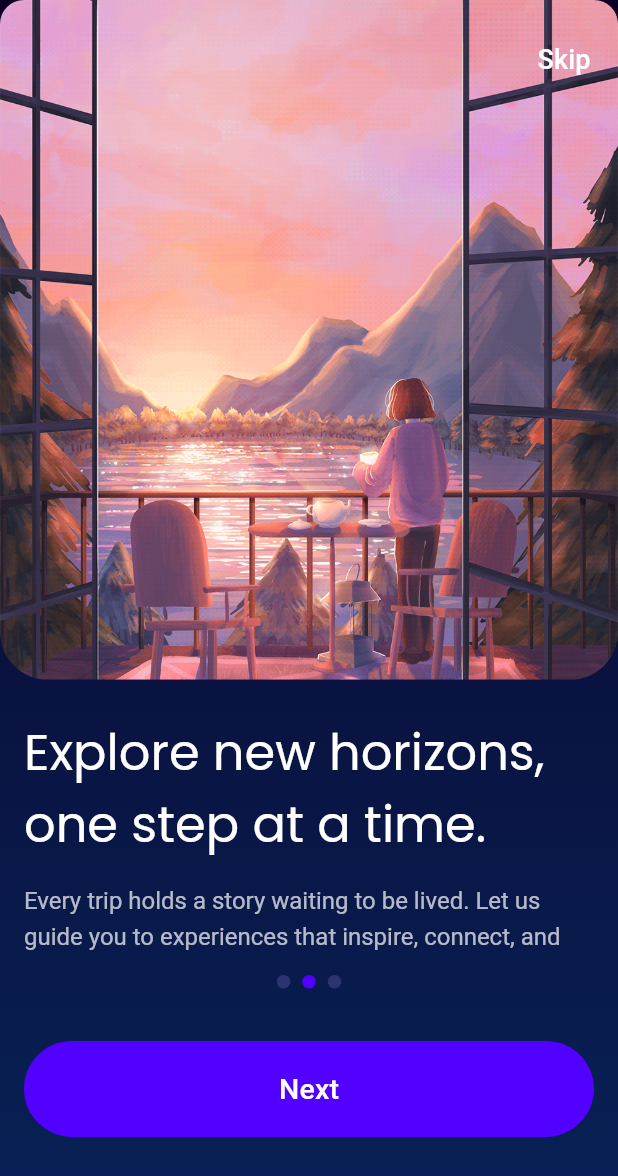
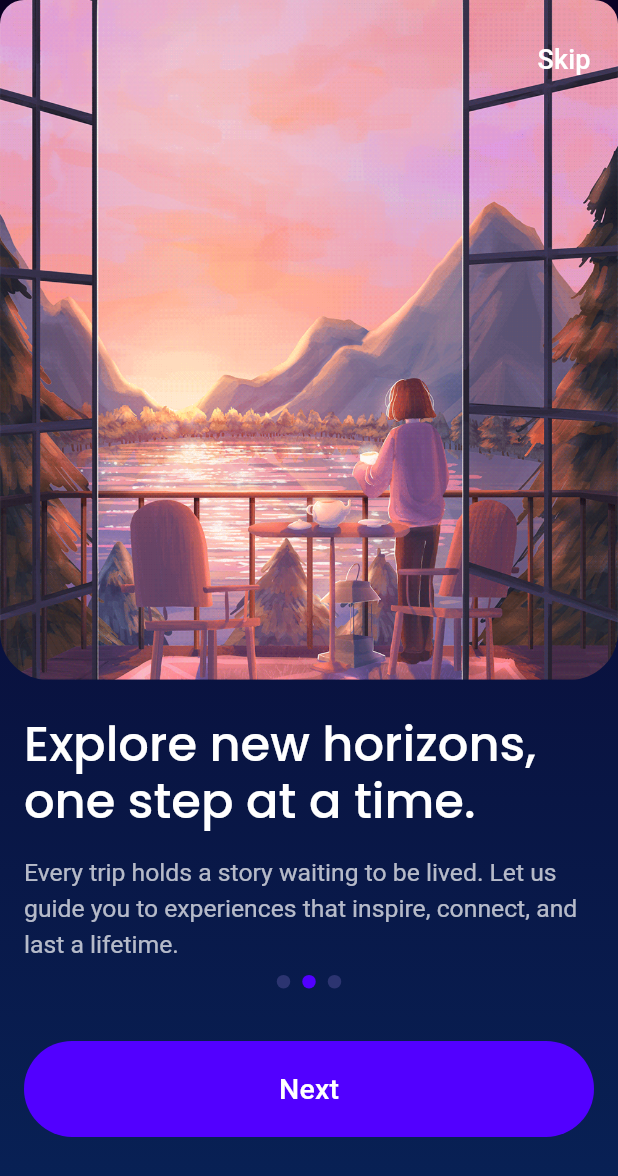
Before and after one commit to dazed-n-razed/alarmapp, a Flutter app: the screen it shows after launch, after a tap on "Next", on a phone screen of 412 x 824 dp. Shown: the top 1176 px of the screen. Run offline on Flutter 3.47's test engine with Material 3 defaults, Android fonts, the phone set to English and light mode, and no system bars; our stand-ins replace video_player; Roboto replaces fonts that are missing (Display, Oxygen).

Commit message:
just to be safe

```diff
--- a/lib/constants/text_styles.dart
+++ b/lib/constants/text_styles.dart
@@ -6,18 +6,18 @@ class TextStyles {
      // Box 1: Heading - Updated to Poppins, 11px, 16px line-height, 400 weight
   static const TextStyle heading = TextStyle(
     fontFamily: 'Poppins',            // Font family: Poppins
-    fontWeight: FontWeight.w400,      // Font weight: 400 (Regular)
+    fontWeight: FontWeight.w500,      // Font weight: 500 (Medium)
     fontSize: 11.0,                   // Font size: 11px
-    height: 16 / 11,                  // Line height: 16px
+    height: 1.2,                  // Line height: 16px
     letterSpacing: 0,                 // Letter spacing: normal
-    color: AppColors.white,           // Retaining original color
+    color: AppColors.white,         // Retaining original color
   );
 
   // Box 2: Paragraph
   static const TextStyle paragraph = TextStyle(
     fontFamily: 'Oxygen',
     fontWeight: FontWeight.w400,       // Regular
-    fontSize: 14,                      // 14px
+    fontSize: 13,                      // 14px
     height: 1.48,                      // 148% line height
     letterSpacing: 0,                  // 0%
     color: AppColors.white70,
--- a/lib/features/onboarding/onboarding_screen.dart
+++ b/lib/features/onboarding/onboarding_screen.dart
@@ -20,7 +20,7 @@ class _OnboardingScreenState extends State<OnboardingScreen> {
 
   final List<Map<String, String>> onboardingData = [
     {
-      "video": "assets/videos/video1.mp4",
+      "gif": "assets/gifs/walk.gif",
       "title": "Discover the world, one journey at a time.",
       "desc":
           "From hidden gems to iconic destinations, we make travel simple, inspiring, and unforgettable. Start your next adventure today."
@@ -32,7 +32,7 @@ class _OnboardingScreenState extends State<OnboardingScreen> {
           "Every trip holds a story waiting to be lived. Let us guide you to experiences that inspire, connect, and last a lifetime."
     },
     {
-      "gif": "assets/gifs/morning.gif",
+      "video": "assets/videos/video1.mp4",
       "title": "See the beauty, one journey at a time.",
       "desc": "Travel made simple and exciting—discover places you’ll love and moments you’ll never forget."
     },
@@ -169,14 +169,14 @@ class _OnboardingScreenState extends State<OnboardingScreen> {
                                 text: item["title"]!,
                                 type: AppTextType.heading,
                                 // >>> Custom Size: Making the heading larger (38.0) <<<
-                                customSize: 33.0,
+                                customSize: 32.0,
                               ),
                               const SizedBox(height: 16),
                               AppText(
                                 text: item["desc"]!,
                                 type: AppTextType.paragraph,
                                 // >>> Custom Size: Making the paragraph slightly smaller (15.0) <<<
-                                customSize: 16.0,
+                                customSize: 16.5,
                               ),
                             ],
                           );
--- a/pubspec.yaml
+++ b/pubspec.yaml
@@ -24,6 +24,7 @@ flutter:
   assets:
     - assets/videos/video1.mp4
     - assets/gifs/morning.gif
+    - assets/gifs/walk.gif
 
   fonts:
     - family: Poppins
```
Also changed, not shown: assets/gifs/walk.gif (added).
